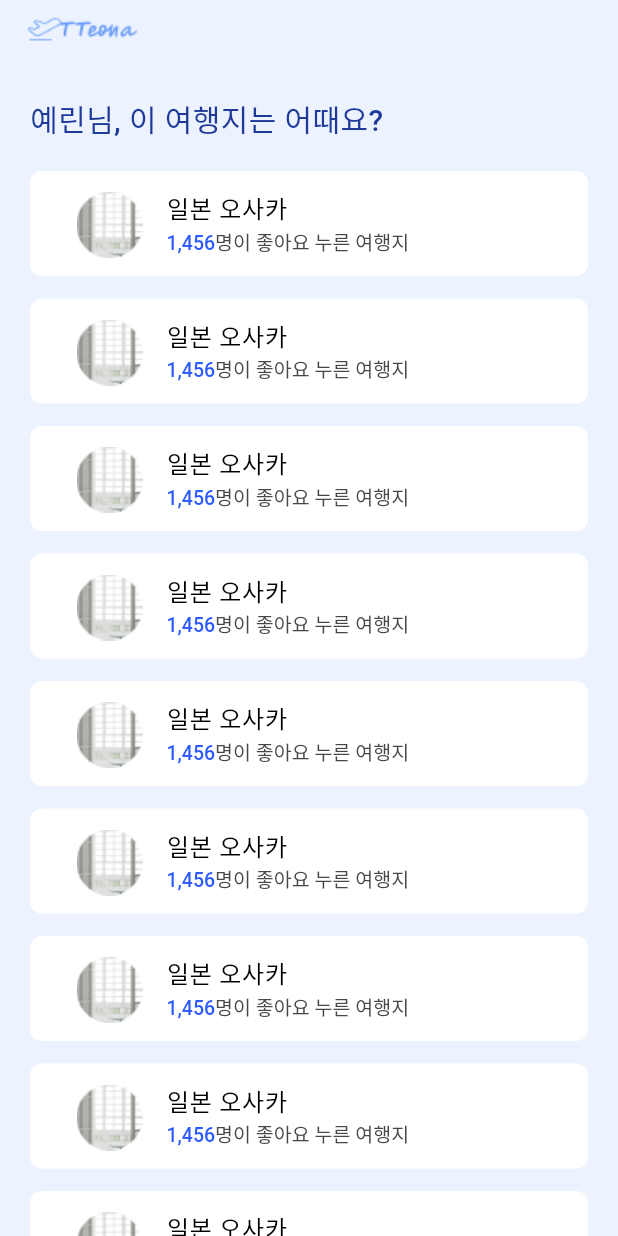
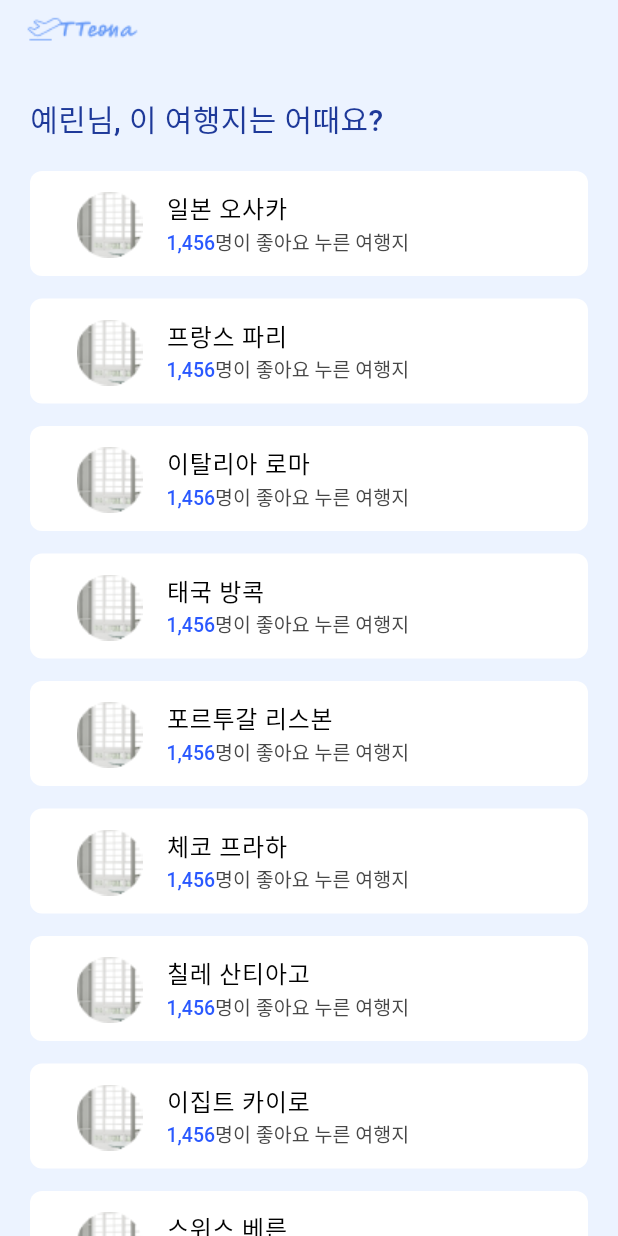
Before and after one commit to leave-leave/Leave-Leave-Flutter, a Flutter app: the suggestion screen opened directly, on a phone screen of 412 x 824 dp. Run offline on Flutter 3.47's test engine with Material 3 defaults, Android fonts, the phone set to English and light mode, and no system bars; our stand-ins replace dio, image_picker; Roboto replaces fonts that are missing (Noto Sans KR, Noto sans KR).

Commit message:
ADD :: import

```diff
--- a/lib/suggestion/suggestion.dart
+++ b/lib/suggestion/suggestion.dart
@@ -9,6 +9,22 @@ class suggestion extends StatefulWidget {
 }
 
 class _SuggestionState extends State<suggestion> {
+
+  final List<String> travelDestinations = [
+    '일본 오사카',
+    '프랑스 파리',
+    '이탈리아 로마',
+    '태국 방콕',
+    '포르투갈 리스본',
+    '체코 프라하',
+    '칠레 산티아고',
+    '이집트 카이로',
+    '스위스 베른',
+    '베트남 호이안',
+    '스페인 바르셀로나',
+    '노르웨이 오슬로',
+    '네덜란드 암스테르담'
+  ];
 
   @override
   Widget build(BuildContext context) {
@@ -40,9 +56,12 @@ class _SuggestionState extends State<suggestion> {
             Expanded(
               child: ListView.builder(
                 padding: EdgeInsets.only(top: 0, bottom: 0, left: 20, right: 20),
-                itemCount: 25,
+                itemCount: travelDestinations.length,
                 itemBuilder: (context, index) {
-                  return CustomListItem(index: index);
+                  return CustomListItem(
+                    index: index,
+                    travelDestination: travelDestinations[index],
+                  );
                 },
               ),
             ),
@@ -55,8 +74,13 @@ class _SuggestionState extends State<suggestion> {
 
 class CustomListItem extends StatelessWidget {
   final int index;
+  final String travelDestination;
 
-  const CustomListItem({Key? key, required this.index}) : super(key: key);
+  const CustomListItem({
+    Key? key,
+    required this.index,
+    required this.travelDestination,
+  }) : super(key: key);
 
   @override
   Widget build(BuildContext context) {
@@ -74,7 +98,7 @@ class CustomListItem extends StatelessWidget {
           child: Image.asset('assets/images/listimg.png'),
         ),
         title: Text(
-          '일본 오사카',
+          travelDestination,
           style: TextStyle(
             fontWeight: FontWeight.w500,
             fontFamily: 'Noto Sans KR',
--- a/lib/suggestion/suggestion_explain.dart
+++ b/lib/suggestion/suggestion_explain.dart
@@ -37,7 +37,7 @@ class _suggestion_explainState extends State<suggestion_explain> {
           SizedBox(height: 12),
           Container(
             width: 371,
-            height: 380,
+            height: 420,
             padding: EdgeInsets.all(16.0), // 내부 여백 설정
             decoration: BoxDecoration(
               color: Colors.white,
@@ -53,7 +53,7 @@ class _suggestion_explainState extends State<suggestion_explain> {
                     fontWeight: FontWeight.bold,
                   ),
                 ),
-                SizedBox(height: 10),
+                SizedBox(height: 25),
                 Text(
                   "일본 오사카는 일본의 경제와 문화 중심지로서 동쪽에는 도쿄, 서쪽에는 교토에 인접해 있습니다. 이 성은 오사카의 상징적인 유산 중 하나로, ㅇㄴ 미나미 지역과 유명한 덴덴타운과 신사이바시 쇼핑 거리도 함께 있습니다. 오사카는 또한 유니버설 스튜디오 재팬과 같은 인기있는 테마 파크도 자랑합니다. 이 외에도 오사카에는 역사적인 사원과 신사, 현대적인 상점가와 오사카만의 독특한 문화를 경험할 수 있는 장소들이 많이 있습니다. 이 도시는 그 풍부한 문화와 다양한 경험들로 많은 이들에게 인기 있는 여행지 중 하나입니다.",
                   style: TextStyle(
```
